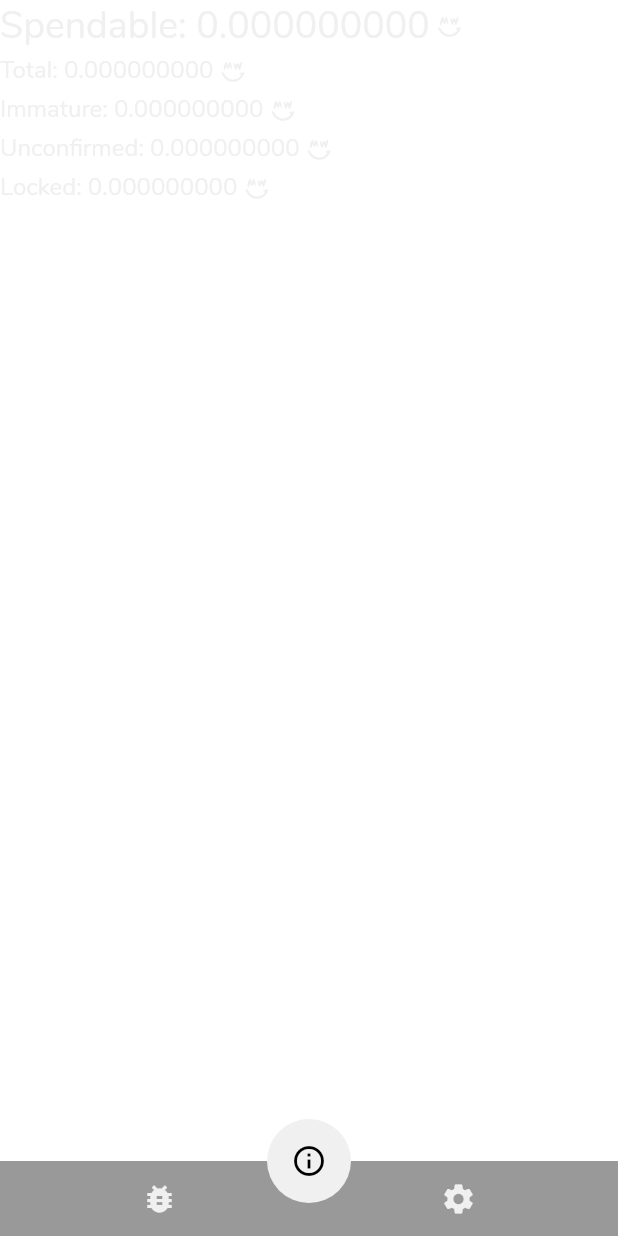
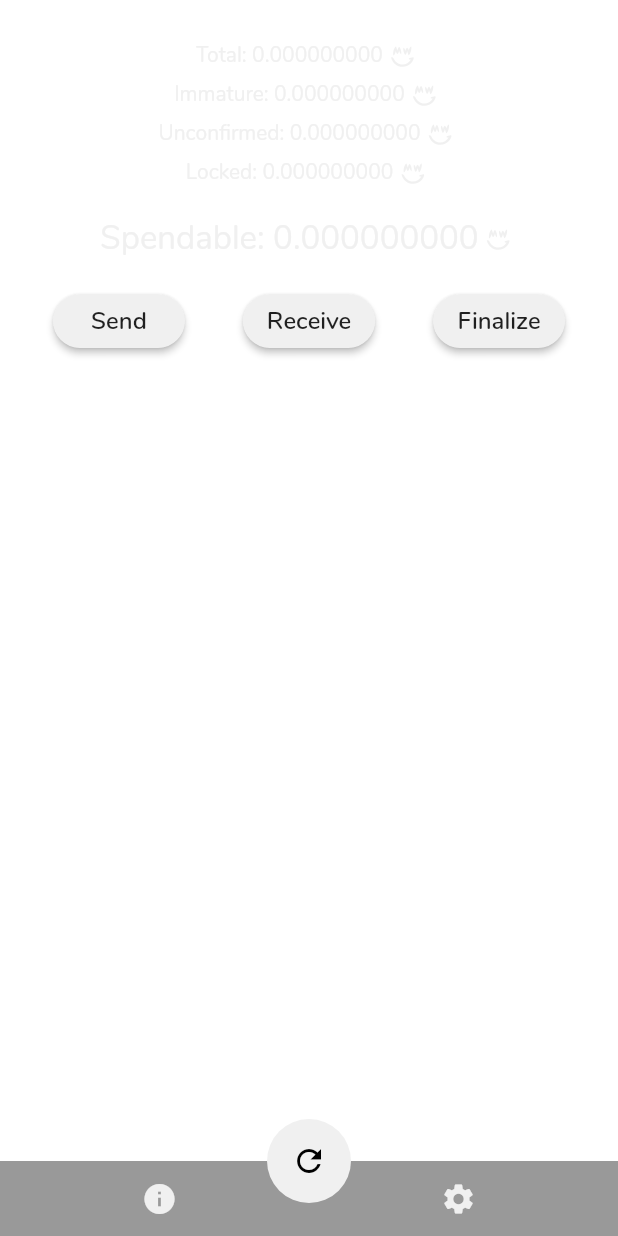
Before and after one commit to maxgmer/GrinPlusPlusMobile, a Flutter app: the WalletScreen screen opened directly, on a phone screen of 412 x 824 dp. Run offline on Flutter 3.47's test engine with Material 2 defaults, Android fonts, the phone set to English and light mode, and no system bars; our stand-ins replace equatable, flutter_bloc, flutter_svg, simple_animations; missing offline and left inert: dart:ffi.

Commit message:
Fixed fab, continued creating wallet screen ui, changed bottom bar icon.

```diff
--- a/lib/screens/wallet_choice/wallet_choice_fab.dart
+++ b/lib/screens/wallet_choice/wallet_choice_fab.dart
@@ -17,12 +17,15 @@ class WalletChoiceFab extends StatelessWidget {
           builder: (context, state) {
             Function fabPressed;
             IconData fabIcon;
+            String tooltip;
             if (state.addButtonPressed) {
               fabIcon = Icons.arrow_back;
               fabPressed = () => bloc.add(ReturnToMainScreen());
+              tooltip = kReturnBackString;
             } else {
               fabIcon = Icons.add;
               fabPressed = () => bloc.add(AddWallet());
+              tooltip = kAddWalletString;
             }
 
             return FloatingActionButton(
@@ -31,7 +34,7 @@ class WalletChoiceFab extends StatelessWidget {
                 fabIcon,
                 color: Colors.black,
               ),
-              tooltip: kAddWalletString,
+              tooltip: tooltip,
             );
           }
         );
--- a/lib/screens/wallet_screen/bloc/wallet_screen_bloc.dart
+++ b/lib/screens/wallet_screen/bloc/wallet_screen_bloc.dart
@@ -11,11 +11,12 @@ class WalletScreenBloc extends Bloc<WalletScreenEvent, WalletScreenState> {
 
   @override
   Stream<WalletScreenState> mapEventToState(WalletScreenEvent event) async* {
-    if (event is ShowWalletInfo) {
-      yield state.copyWith(showingWalletInfo: true);
-    }
-    if (event is HideWalletInfo) {
-      yield state.copyWith(showingWalletInfo: false);
+    if (event is RefreshWallet) {
+      if (state.refreshing) return;
+
+      yield state.copyWith(refreshing: true);
+      await Future.delayed(Duration(seconds: 3));
+      yield state.copyWith(refreshing: false);
     }
   }
 }
--- a/lib/screens/wallet_screen/bloc/wallet_screen_event.dart
+++ b/lib/screens/wallet_screen/bloc/wallet_screen_event.dart
@@ -7,5 +7,4 @@ abstract class WalletScreenEvent extends Equatable {
   List<Object> get props => [];
 }
 
-class ShowWalletInfo extends WalletScreenEvent {}
-class HideWalletInfo extends WalletScreenEvent {}
+class RefreshWallet extends WalletScreenEvent {}
--- a/lib/screens/wallet_screen/bloc/wallet_screen_state.dart
+++ b/lib/screens/wallet_screen/bloc/wallet_screen_state.dart
@@ -1,24 +1,24 @@
 import 'package:equatable/equatable.dart';
 
 class WalletScreenState extends Equatable {
-  final bool showingWalletInfo;
+  final bool refreshing;
 
   WalletScreenState({
-    this.showingWalletInfo,
+    this.refreshing = false,
   });
 
   factory WalletScreenState.initial() {
     return WalletScreenState(
-      showingWalletInfo: false,
+      refreshing: false,
     );
   }
 
-  WalletScreenState copyWith({bool showingWalletInfo}) {
+  WalletScreenState copyWith({bool refreshing}) {
     return WalletScreenState(
-      showingWalletInfo: showingWalletInfo ?? this.showingWalletInfo,
+      refreshing: refreshing ?? this.refreshing,
     );
   }
 
   @override
-  List<Object> get props => [showingWalletInfo];
+  List<Object> get props => [refreshing];
 }
--- /dev/null
+++ b/lib/screens/wallet_screen/buttons_block.dart
@@ -0,0 +1,54 @@
+import 'package:flutter/cupertino.dart';
+import 'package:flutter/material.dart';
+import 'package:grin_plus_plus/colors.dart';
+import 'package:grin_plus_plus/strings.dart';
+
+class ButtonsBlock extends StatelessWidget {
+  @override
+  Widget build(BuildContext context) {
+    return Padding(
+      padding: const EdgeInsets.symmetric(vertical: 16),
+      child: Row(
+        mainAxisAlignment: MainAxisAlignment.spaceAround,
+        children: <Widget>[
+          RaisedButton(
+            onPressed: (){},
+            color: kColorAlmostWhite,
+            shape: RoundedRectangleBorder(borderRadius: BorderRadius.circular(20)),
+            child: Text(
+              kSendString,
+              style: TextStyle(
+                fontSize: 16,
+                fontWeight: FontWeight.w600,
+              ),
+            ),
+          ),
+          RaisedButton(
+            onPressed: (){},
+            color: kColorAlmostWhite,
+            shape: RoundedRectangleBorder(borderRadius: BorderRadius.circular(20)),
+            child: Text(
+              kReceiveString,
+              style: TextStyle(
+                fontSize: 16,
+                fontWeight: FontWeight.w600,
+              ),
+            ),
+          ),
+          RaisedButton(
+            onPressed: (){},
+            color: kColorAlmostWhite,
+            shape: RoundedRectangleBorder(borderRadius: BorderRadius.circular(20)),
+            child: Text(
+              kFinalizeString,
+              style: TextStyle(
+                fontSize: 16,
+                fontWeight: FontWeight.w600,
+              ),
+            ),
+          ),
+        ],
+      ),
+    );
+  }
+}
--- a/lib/screens/wallet_screen/funds_block.dart
+++ b/lib/screens/wallet_screen/funds_block.dart
@@ -6,7 +6,7 @@ import 'package:grin_plus_plus/strings.dart';
 class FundsBlock extends StatelessWidget {
   static final grinLogoDims = 26.0;
   final TextStyle smallText = TextStyle(
-    fontSize: 16,
+    fontSize: 14,
     fontWeight: FontWeight.w400,
     color: kColorAlmostWhite,
   );
@@ -20,22 +20,10 @@ class FundsBlock extends StatelessWidget {
   @override
   Widget build(BuildContext context) {
     return Column(
-      crossAxisAlignment: CrossAxisAlignment.start,
+      crossAxisAlignment: CrossAxisAlignment.center,
       children: <Widget>[
         Row(
-          children: <Widget>[
-            Text(
-              '$kSpendableString: 0.000000000',
-              style: TextStyle(
-                fontSize: 25,
-                fontWeight: FontWeight.w400,
-                color: kColorAlmostWhite,
-              ),
-            ),
-            currencyLogo,
-          ],
-        ),
-        Row(
+          mainAxisAlignment: MainAxisAlignment.center,
           children: <Widget>[
             Text(
               '$kTotalString: 0.000000000',
@@ -45,6 +33,7 @@ class FundsBlock extends StatelessWidget {
           ],
         ),
         Row(
+          mainAxisAlignment: MainAxisAlignment.center,
           children: <Widget>[
             Text(
               '$kImmatureString: 0.000000000',
@@ -54,6 +43,7 @@ class FundsBlock extends StatelessWidget {
           ],
         ),
         Row(
+          mainAxisAlignment: MainAxisAlignment.center,
           children: <Widget>[
             Text(
               '$kUnconfirmedString: 0.000000000',
@@ -63,6 +53,7 @@ class FundsBlock extends StatelessWidget {
           ],
         ),
         Row(
+          mainAxisAlignment: MainAxisAlignment.center,
           children: <Widget>[
             Text(
               '$kLockedString: 0.000000000',
@@ -71,6 +62,23 @@ class FundsBlock extends StatelessWidget {
             currencyLogo,
           ],
         ),
+        Padding(
+          padding: const EdgeInsets.only(top: 16),
+          child: Row(
+            mainAxisAlignment: MainAxisAlignment.center,
+            children: <Widget>[
+              Text(
+                '$kSpendableString: 0.000000000',
+                style: TextStyle(
+                  fontSize: 22,
+                  fontWeight: FontWeight.w400,
+                  color: kColorAlmostWhite,
+                ),
+              ),
+              currencyLogo,
+            ],
+          ),
+        ),
       ],
     );
   }
--- a/lib/screens/wallet_screen/wallet_screen.dart
+++ b/lib/screens/wallet_screen/wallet_screen.dart
@@ -2,6 +2,7 @@ import 'package:flutter/cupertino.dart';
 import 'package:flutter/material.dart';
 import 'package:flutter_bloc/flutter_bloc.dart';
 import 'package:grin_plus_plus/screens/wallet_screen/bloc/wallet_screen_bloc.dart';
+import 'package:grin_plus_plus/screens/wallet_screen/buttons_block.dart';
 import 'package:grin_plus_plus/screens/wallet_screen/funds_block.dart';
 import 'package:grin_plus_plus/screens/wallet_screen/wallet_screen_fab.dart';
 import 'package:grin_plus_plus/widgets/bottom_navigation_bar.dart';
@@ -25,12 +26,15 @@ class _WalletScreenState extends State<WalletScreen> {
   @override
   Widget build(BuildContext context) {
     return Scaffold(
-      body: Column(
-        crossAxisAlignment: CrossAxisAlignment.center,
-        children: <Widget>[
-          FundsBlock(),
-
-        ],
+      body: Padding(
+        padding: const EdgeInsets.symmetric(horizontal: 16, vertical: 24),
+        child: Column(
+          crossAxisAlignment: CrossAxisAlignment.center,
+          children: <Widget>[
+            FundsBlock(),
+            ButtonsBlock(),
+          ],
+        ),
       ),
       bottomNavigationBar: BottomNavBar(),
       floatingActionButtonLocation: FloatingActionButtonLocation.centerDocked,
--- a/lib/screens/wallet_screen/wallet_screen_fab.dart
+++ b/lib/screens/wallet_screen/wallet_screen_fab.dart
@@ -11,27 +11,26 @@ class WalletScreenFab extends StatelessWidget {
 
   @override
   Widget build(BuildContext context) {
-    return Builder(
-      builder: (context) {
     return BlocBuilder<WalletScreenBloc, WalletScreenState>(
       builder: (context, state) {
-              Function onPressed;
-              IconData icon;
-              if (state.showingWalletInfo) {
-                onPressed = () => bloc.add(HideWalletInfo());
-                icon = Icons.arrow_back;
+        Widget fabContent;
+        if (state.refreshing) {
+          fabContent = Center(
+            child: CircularProgressIndicator(
+              valueColor: AlwaysStoppedAnimation<Color>(Colors.black),
+              backgroundColor: Colors.transparent,
+              strokeWidth: 2,
+            ),
+          );
         } else {
-                onPressed = () => bloc.add(ShowWalletInfo());
-                icon = Icons.info_outline;
+          fabContent = Icon(Icons.refresh, color: Colors.black);
         }
         return FloatingActionButton(
-                onPressed: onPressed,
-                child: Icon(icon, color: Colors.black),
-                tooltip: kAddWalletString,
+          onPressed: () => bloc.add(RefreshWallet()),
+          tooltip: kRefreshString,
+          child: fabContent,
         );
       }
     );
-      },
-    );
   }
 }
--- a/lib/strings.dart
+++ b/lib/strings.dart
@@ -13,6 +13,8 @@ const List<String> kThisWeekdayStrings = [
 ];
 const String kLastTimeVisitedString = 'Last time visited';
 const String kAddWalletString = 'Add wallet';
+const String kReturnBackString = 'Return back';
+const String kRefreshString = 'Refresh';
 const String kDeleteString = 'Delete wallet';
 const String kSettingsString = 'Application settings';
 const String kReportString = 'Report a bug/suggestion';
@@ -34,3 +36,6 @@ const String kImmatureString = 'Immature';
 const String kUnconfirmedString = 'Unconfirmed';
 const String kLockedString = 'Locked';
 const String kScreenNotImplementedString = 'Trying to run a screen which probably hasn\'t been implemented or added to root_screen.dart switch clauses.';
+const String kSendString = 'Send';
+const String kReceiveString = 'Receive';
+const String kFinalizeString = 'Finalize';
--- a/lib/widgets/bottom_navigation_bar.dart
+++ b/lib/widgets/bottom_navigation_bar.dart
@@ -17,7 +17,7 @@ class BottomNavBar extends StatelessWidget {
             IconButton(
               tooltip: kReportString,
               icon: Icon(
-                Icons.bug_report,
+                Icons.info,
                 color: kColorAlmostWhite,
               ),
               onPressed: () {},
```
Lines whose indentation alone changed are shown as unchanged.
